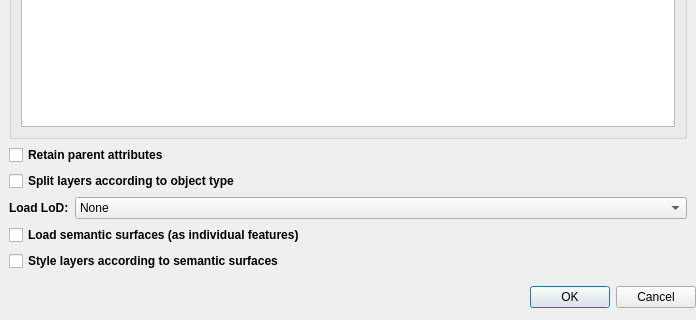
The window that gui/cityjson_loader_dialog_base.ui (cityjson/cityjson-qgis-plugin) describes before a commit, drawn with Qt 5; both pictures show x 0 to 696 and y 239 to 559 of the 696 by 559 pixel window.
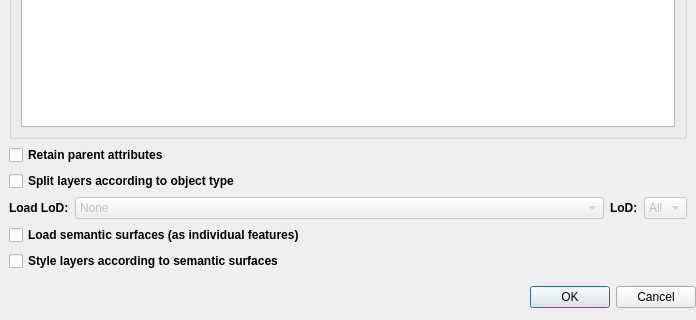
The same window after the commit. Custom widgets are drawn as their Qt base class.

Commit message: Adding support for LoD filter ComboBox

What changed in the file:
```diff
--- a/gui/cityjson_loader_dialog_base.ui
+++ b/gui/cityjson_loader_dialog_base.ui
@@ -275,6 +275,9 @@
          </item>
          <item>
           <widget class="QComboBox" name="loDLoadingComboBox">
+           <property name="enabled">
+            <bool>false</bool>
+           </property>
            <item>
             <property name="text">
              <string>None</string>
@@ -292,6 +295,31 @@
            </item>
           </widget>
          </item>
+         <item>
+          <widget class="QLabel" name="label">
+           <property name="font">
+            <font>
+             <weight>75</weight>
+             <bold>true</bold>
+            </font>
+           </property>
+           <property name="text">
+            <string>LoD:</string>
+           </property>
+          </widget>
+         </item>
+         <item>
+          <widget class="QComboBox" name="loDSelectionComboBox">
+           <property name="enabled">
+            <bool>false</bool>
+           </property>
+           <item>
+            <property name="text">
+             <string>All</string>
+            </property>
+           </item>
+          </widget>
+         </item>
         </layout>
        </item>
        <item>
```
